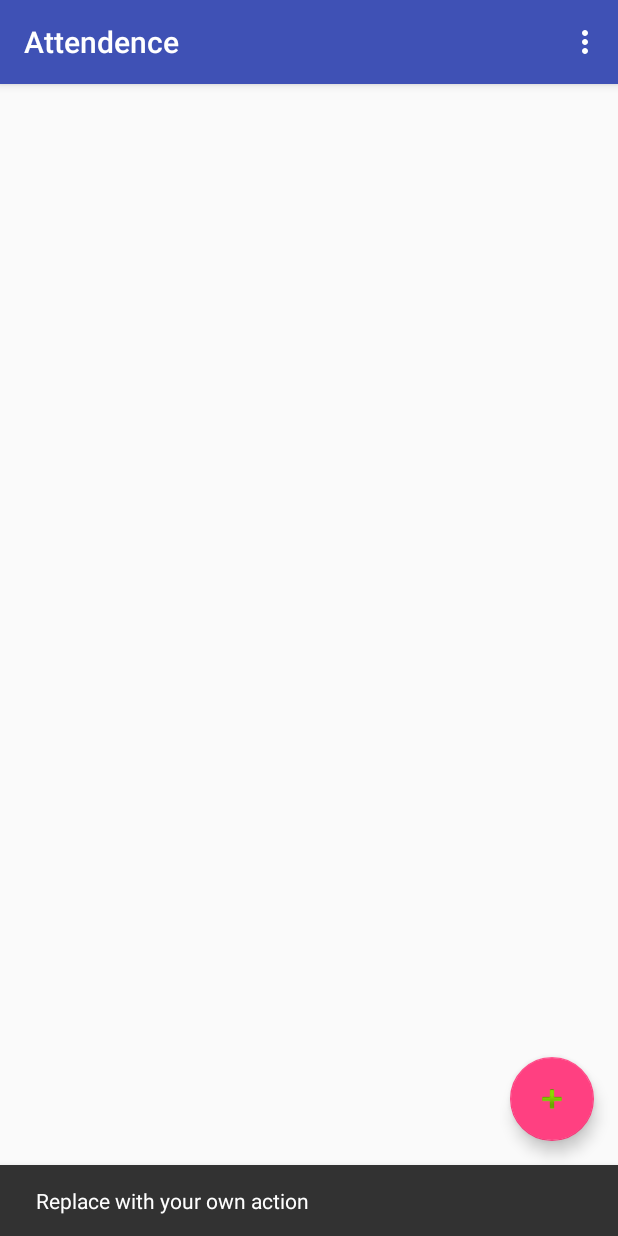
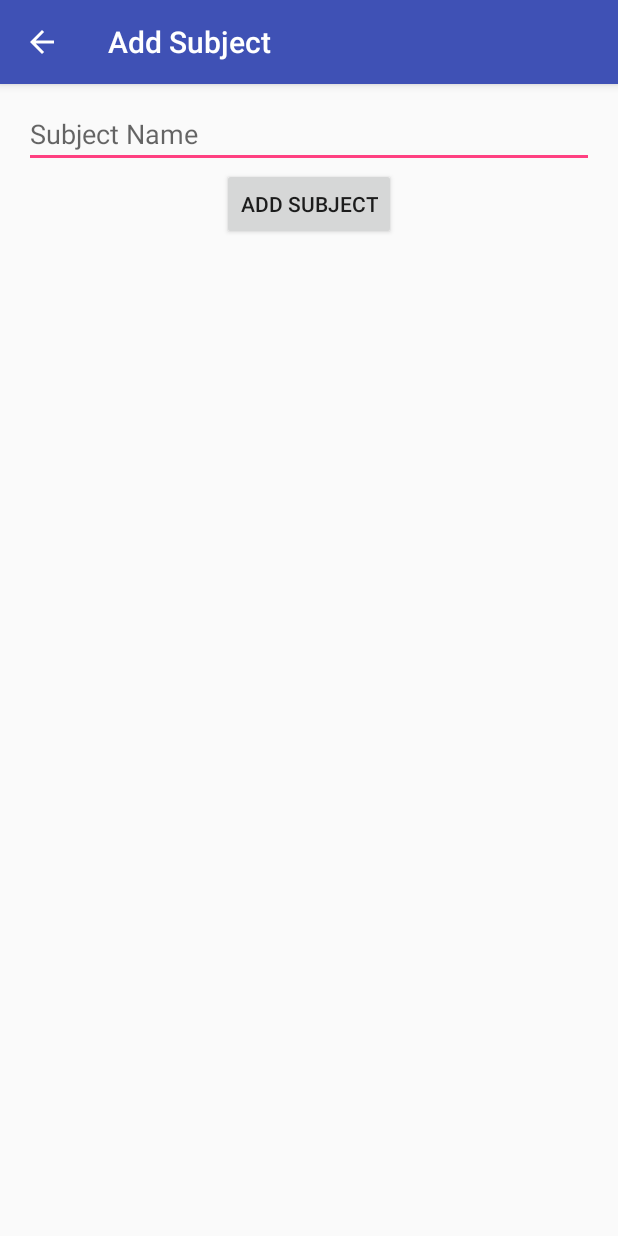
Before and after one commit to SainagShetty/Attendance, an Android app: the screen it shows after launch (MainActivity before the commit, AddSubjectActivity after it), after a tap on an icon or button, on a phone screen of 412 x 824 dp. Run offline under Robolectric (Android 15) with nearby library versions, the phone set to English and light mode, and no system bars.

```diff
--- a/app/build.gradle
+++ b/app/build.gradle
@@ -24,4 +24,5 @@ dependencies {
     testCompile 'junit:junit:4.12'
     compile 'com.android.support:appcompat-v7:23.1.1'
     compile 'com.android.support:design:23.1.1'
+    compile 'com.android.support:cardview-v7:21.0.+'
 }
--- /dev/null
+++ b/app/src/main/java/com/awesome/sainag/attendence/AddSubjectActivity.java
@@ -0,0 +1,99 @@
+package com.awesome.sainag.attendence;
+
+import android.app.ActionBar;
+import android.content.Context;
+import android.content.Intent;
+import android.database.Cursor;
+import android.database.sqlite.SQLiteDatabase;
+import android.support.v7.app.AppCompatActivity;
+import android.os.Bundle;
+import android.util.Log;
+import android.view.MenuItem;
+import android.view.View;
+import android.widget.Button;
+import android.widget.EditText;
+import android.widget.Toast;
+
+public class AddSubjectActivity extends AppCompatActivity {
+
+    private static final String TAG = "AddSubjectActvity";
+    EditText newSub;
+    Button addSub;
+    public SQLiteDatabase db;
+    @Override
+    protected void onCreate(Bundle savedInstanceState) {
+        super.onCreate(savedInstanceState);
+        getSupportActionBar().setDisplayHomeAsUpEnabled(true);
+        getSupportActionBar().setTitle("Add Subject");
+        //getActionBar().setHomeButtonEnabled(true);
+//        getActionBar().setDisplayHomeAsUpEnabled(true);
+ //       getActionBar().setHomeButtonEnabled(true);
+        setContentView(R.layout.activity_add_subject);
+        newSub=(EditText)findViewById(R.id.editName);
+        addSub=(Button)findViewById(R.id.btnAdd);
+        db=openOrCreateDatabase("SubjectDB", Context.MODE_PRIVATE, null);
+        db.execSQL("CREATE TABLE IF NOT EXISTS subject(name VARCHAR, pres INTEGER, abs INTEGER, tot INTEGER);");
+        addSub.setOnClickListener(new View.OnClickListener() {
+            @Override
+            public void onClick(View view) {
+                if(newSub.getText().toString().trim().length()==0)
+                {
+                    return;
+                }
+
+
+                db.beginTransaction();
+                try {
+                    db.execSQL("INSERT INTO subject VALUES('"+newSub.getText()+"',0,0,0);");
+                    db.setTransactionSuccessful();
+                } finally {
+                    db.endTransaction();
+                }
+                Log.v(TAG,newSub.getText().toString() );
+                clearText();
+                Cursor c=db.rawQuery("SELECT * FROM subject", null);
+
+                StringBuffer buffer=new StringBuffer();
+
+                if(c.getCount()==0)
+                {
+                    Log.v(TAG, "No Records found");
+                }
+                while(c.moveToNext())
+                {
+			/*buffer.append("Rollno: "+c.getString(0)+"\n");
+			buffer.append("Name: "+c.getString(1)+"\n");
+			buffer.append("Marks: "+c.getString(2)+"\n\n");*/
+                    Log.v(TAG, c.getString(0));
+
+                }
+            }
+        });
+    }
+    @Override
+    public boolean onOptionsItemSelected(MenuItem item) {
+        // Handle action bar item clicks here. The action bar will
+        // automatically handle clicks on the Home/Up button, so long
+        // as you specify a parent activity in AndroidManifest.xml.
+        int id = item.getItemId();
+
+
+        switch (item.getItemId()) {
+            case android.R.id.home:
+                Intent intent = new Intent(this, MainActivity.class);
+                intent.addFlags(Intent.FLAG_ACTIVITY_CLEAR_TOP);
+                startActivity(intent);
+                return true;
+            default:
+                return super.onOptionsItemSelected(item);
+        }
+
+    }
+    public void clearText()
+    {
+
+        newSub.setText("");
+
+
+    }
+}
--- /dev/null
+++ b/app/src/main/java/com/awesome/sainag/attendence/ItemAdapter.java
@@ -0,0 +1,75 @@
+package com.awesome.sainag.attendence;
+
+import android.content.Context;
+import android.content.Intent;
+import android.util.Log;
+import android.view.LayoutInflater;
+import android.view.View;
+import android.view.ViewGroup;
+import android.widget.BaseAdapter;
+import android.widget.TextView;
+import android.widget.Toast;
+
+import java.util.ArrayList;
+
+/**
+ * Created by sainagshetty on 10/01/16.
+ */
+public class ItemAdapter extends BaseAdapter {
+
+    private Context mContext;
+    private LayoutInflater infalter;
+    private ArrayList<String> mItems;
+
+
+    private static final String TAG = "ItemAdapter";
+
+    public ItemAdapter(Context c, ArrayList<String> items) {
+        infalter = (LayoutInflater) c
+                .getSystemService(Context.LAYOUT_INFLATER_SERVICE);
+        mContext = c;
+        mItems = items;
+
+        // clearCache();
+    }
+
+    @Override
+    public int getCount() {
+        return mItems.size();
+    }
+
+    @Override
+    public Object getItem(int position) {
+        return mItems.get(position);
+    }
+
+    @Override
+    public long getItemId(int position) {
+        return position;
+    }
+
+    @Override
+    public View getView(final int position, View convertView, ViewGroup parent) {
+        View v = convertView;
+        if (v == null) {
+
+            LayoutInflater li = (LayoutInflater) mContext.getSystemService(Context.LAYOUT_INFLATER_SERVICE);
+            v = li.inflate(R.layout.subject_item, null);
+            final TextView tv = (TextView)v.findViewById(R.id.stdname);
+            tv.setText(mItems.get(position));
+            tv.setOnClickListener(new View.OnClickListener() {
+                @Override
+                public void onClick(View view) {
+                    Log.v(TAG, mItems.get(position));
+                    Toast.makeText(mContext, mItems.get(position), Toast.LENGTH_SHORT).show();
+                    Intent intent = new Intent(mContext,ModifyAttendActivity.class);
+                    intent.addFlags(Intent.FLAG_ACTIVITY_NEW_TASK);
+                    String message = mItems.get(position);
+                    intent.putExtra("SUBNAME", message);
+                    mContext.startActivity(intent);
+                }
+            });
+        }
+        return v;
+    }
+}
--- a/app/src/main/java/com/awesome/sainag/attendence/MainActivity.java
+++ b/app/src/main/java/com/awesome/sainag/attendence/MainActivity.java
@@ -1,31 +1,96 @@
 package com.awesome.sainag.attendence;
 
+import android.content.Context;
+import android.content.Intent;
+import android.database.Cursor;
+import android.database.sqlite.SQLiteDatabase;
+import android.graphics.Typeface;
 import android.os.Bundle;
 import android.support.design.widget.FloatingActionButton;
 import android.support.design.widget.Snackbar;
 import android.support.v7.app.AppCompatActivity;
+import android.support.v7.widget.LinearLayoutManager;
+import android.support.v7.widget.RecyclerView;
 import android.support.v7.widget.Toolbar;
+import android.util.Log;
 import android.view.View;
 import android.view.Menu;
 import android.view.MenuItem;
+import android.widget.ListView;
+
+import java.util.ArrayList;
+import java.util.List;
 
 public class MainActivity extends AppCompatActivity {
 
+    private static final String TAG = "MainActivity";
+    ItemAdapter adap;
+    //ListView listView1 = (ListView) findViewById(R.id.gridGallery);
+    private ArrayList<String> mItems = new ArrayList<String>();
+    SQLiteDatabase db;
     @Override
     protected void onCreate(Bundle savedInstanceState) {
         super.onCreate(savedInstanceState);
+
         setContentView(R.layout.activity_main);
         Toolbar toolbar = (Toolbar) findViewById(R.id.toolbar);
         setSupportActionBar(toolbar);
+        ListView g = (ListView) findViewById(R.id.gridGallery);
+        db=openOrCreateDatabase("SubjectDB", Context.MODE_PRIVATE, null);
+        db.execSQL("CREATE TABLE IF NOT EXISTS subject(name VARCHAR, pres INTEGER, abs INTEGER, tot INTEGER);");
+        Cursor c=db.rawQuery("SELECT * FROM subject", null);
 
+        StringBuffer buffer=new StringBuffer();
+        Log.v(TAG, "I'm Here");
+        if(c.getCount()==0)
+        {
+            Log.v(TAG, "No Records found");
+        }
+        while(c.moveToNext())
+        {
+			/*buffer.append("Rollno: "+c.getString(0)+"\n");
+			buffer.append("Name: "+c.getString(1)+"\n");
+			buffer.append("Marks: "+c.getString(2)+"\n\n");*/
+            Log.v(TAG, c.getString(0));
+            mItems.add(c.getString(0));
+        }
+        Cursor c1=db.rawQuery("SELECT * FROM subject", null);
+
+
+
+        if(c1.getCount()==0)
+        {
+            Log.v(TAG, "No Records found");
+        }
+        while(c1.moveToNext())
+        {
+			/*buffer.append("Rollno: "+c.getString(0)+"\n");
+			buffer.append("Name: "+c.getString(1)+"\n");
+			buffer.append("Marks: "+c.getString(2)+"\n\n");*/
+            Log.v(TAG, c1.getString(0));
+
+        }
+        adap = new ItemAdapter(this, mItems);
+        g.setAdapter(adap);
+
+        registerForContextMenu(g);
         FloatingActionButton fab = (FloatingActionButton) findViewById(R.id.fab);
         fab.setOnClickListener(new View.OnClickListener() {
             @Override
             public void onClick(View view) {
                 Snackbar.make(view, "Replace with your own action", Snackbar.LENGTH_LONG)
                         .setAction("Action", null).show();
+
+                Log.v(TAG, "AddSubject");
+                Intent intent = new Intent(getApplicationContext(), AddSubjectActivity.class);
+                intent.addFlags(Intent.FLAG_ACTIVITY_CLEAR_TOP);
+                startActivity(intent);
             }
         });
+
+
+
+
     }
 
     @Override
@@ -43,10 +108,15 @@ public class MainActivity extends AppCompatActivity {
         int id = item.getItemId();
 
         //noinspection SimplifiableIfStatement
-        if (id == R.id.action_settings) {
+        if (id == R.id.about) {
+            Log.v(TAG, "About");
+            Intent intent = new Intent(getApplicationContext(), About.class);
+            intent.addFlags(Intent.FLAG_ACTIVITY_CLEAR_TOP);
+            startActivity(intent);
             return true;
         }
 
         return super.onOptionsItemSelected(item);
     }
+
 }
--- /dev/null
+++ b/app/src/main/res/layout/activity_add_subject.xml
@@ -0,0 +1,23 @@
+<?xml version="1.0" encoding="utf-8"?>
+<LinearLayout xmlns:android="http://schemas.android.com/apk/res/android"
+    xmlns:tools="http://schemas.android.com/tools"
+    android:layout_width="match_parent"
+    android:layout_height="match_parent"
+    android:orientation="vertical"
+    android:paddingBottom="@dimen/activity_vertical_margin"
+    android:paddingLeft="@dimen/activity_horizontal_margin"
+    android:paddingRight="@dimen/activity_horizontal_margin"
+    android:paddingTop="@dimen/activity_vertical_margin"
+    tools:context="Add Subject">
+
+    <EditText android:id="@+id/editName"
+        android:hint="Subject Name"
+        android:layout_width="match_parent"
+        android:layout_height="40dp"/>
+
+    <Button	  android:id="@+id/btnAdd"
+        android:text="Add Subject"
+        android:layout_width="wrap_content"
+        android:layout_height="wrap_content"
+        android:layout_gravity="center_horizontal" />
+</LinearLayout>
--- a/app/src/main/res/layout/activity_main.xml
+++ b/app/src/main/res/layout/activity_main.xml
@@ -21,14 +21,15 @@
 
     </android.support.design.widget.AppBarLayout>
 
-    <include layout="@layout/content_main" />
 
-    <android.support.design.widget.FloatingActionButton
+
+   <android.support.design.widget.FloatingActionButton
         android:id="@+id/fab"
         android:layout_width="wrap_content"
         android:layout_height="wrap_content"
         android:layout_gravity="bottom|end"
         android:layout_margin="@dimen/fab_margin"
         android:src="@android:drawable/ic_input_add" />
+    <include layout="@layout/content_main" />
 
 </android.support.design.widget.CoordinatorLayout>
--- a/app/src/main/res/menu/menu_main.xml
+++ b/app/src/main/res/menu/menu_main.xml
@@ -3,8 +3,8 @@
     xmlns:tools="http://schemas.android.com/tools"
     tools:context="com.awesome.sainag.attendence.MainActivity">
     <item
-        android:id="@+id/action_settings"
+        android:id="@+id/about"
         android:orderInCategory="100"
-        android:title="@string/action_settings"
+        android:title="About"
         app:showAsAction="never" />
 </menu>
```
Also changed, not shown: app/src/main/AndroidManifest.xml (+7 -0 lines), app/src/main/java/com/awesome/sainag/attendence/About.java (added, +65 -0 lines), app/src/main/java/com/awesome/sainag/attendence/ModifyAttendActivity.java (added, +99 -0 lines), app/src/main/res/layout/activity_about.xml (added, +71 -0 lines), app/src/main/res/layout/activity_modify_attend.xml (added, +38 -0 lines), app/src/main/res/layout/content_main.xml (+13 -5 lines), app/src/main/res/layout/subject_item.xml (added, +25 -0 lines), app/src/main/res/drawable/icon_facebook_over.png (added), app/src/main/res/drawable/icon_github_over.png (added), app/src/main/res/drawable/icon_instagram_over.png (added), app/src/main/res/drawable/icon_linkedin_over.png (added), app/src/main/res/drawable/icon_mail_over.png (added), app/src/main/res/drawable/myphoto.png (added).
